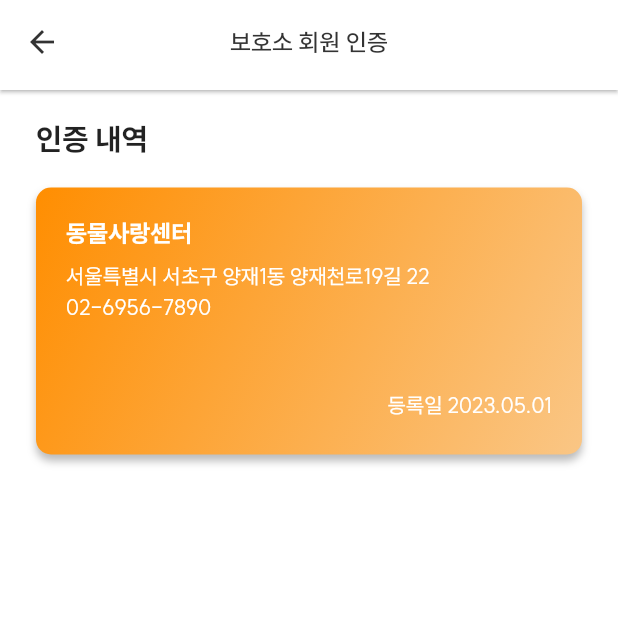
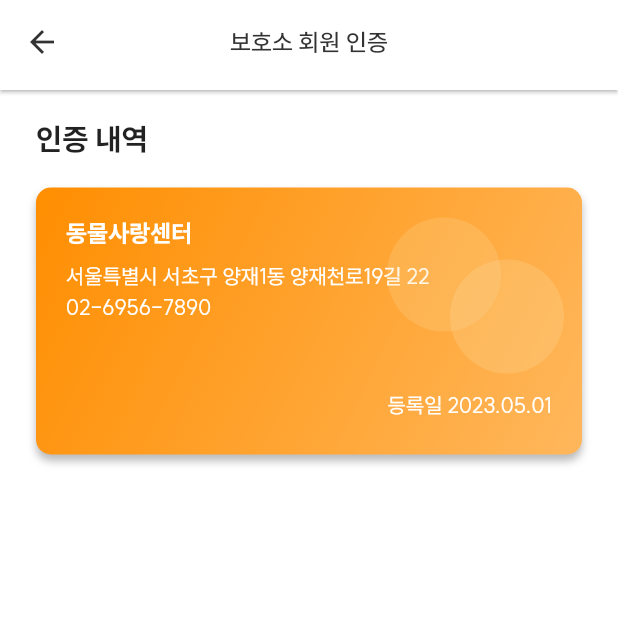
Before and after one commit to sw0610/POOM, a Flutter app: the ShelterAuthScreen screen opened directly, on a phone screen of 412 x 824 dp, the top half of it. Run offline on Flutter 3.47's test engine with Material 2 defaults, Android fonts, the phone set to English and light mode, and no system bars; our stand-ins replace flutter_svg, image_picker; missing offline and left inert: kpostal; network calls fail; project files that could hold a hidden picture were left out.

Commit message:
💄 style : 보호소 인증 카드 색상 및 디자인 적용

```diff
--- a/frontend/poom/lib/screens/shelter_auth_screen.dart
+++ b/frontend/poom/lib/screens/shelter_auth_screen.dart
@@ -49,7 +49,9 @@ class _ShelterAuthScreenState extends State<ShelterAuthScreen> {
             Row(
               children: [
                 Expanded(
-                  child: Container(
+                  child: Stack(
+                    children: [
+                      Container(
                         height: 178,
                         decoration: BoxDecoration(
                           boxShadow: [
@@ -65,7 +67,7 @@ class _ShelterAuthScreenState extends State<ShelterAuthScreen> {
                             end: Alignment.bottomRight,
                             colors: [
                               Color(0xFFFF8E01),
-                          Color(0xFFFAC685),
+                              Color(0xFFFFB75C),
                             ],
                           ),
                           borderRadius: BorderRadius.circular(10),
@@ -125,6 +127,32 @@ class _ShelterAuthScreenState extends State<ShelterAuthScreen> {
                           ),
                         ),
                       ),
+                      Positioned(
+                        top: 20,
+                        right: 54,
+                        child: Container(
+                          decoration: const BoxDecoration(
+                            color: Color.fromARGB(60, 251, 216, 152),
+                            shape: BoxShape.circle,
+                          ),
+                          width: 76,
+                          height: 76,
+                        ),
+                      ),
+                      Positioned(
+                        top: 48,
+                        right: 12,
+                        child: Container(
+                          decoration: const BoxDecoration(
+                            color: Color.fromARGB(70, 251, 216, 152),
+                            shape: BoxShape.circle,
+                          ),
+                          width: 76,
+                          height: 76,
+                        ),
+                      ),
+                    ],
+                  ),
                 ),
               ],
             ),
```
Lines whose indentation alone changed are shown as unchanged.
